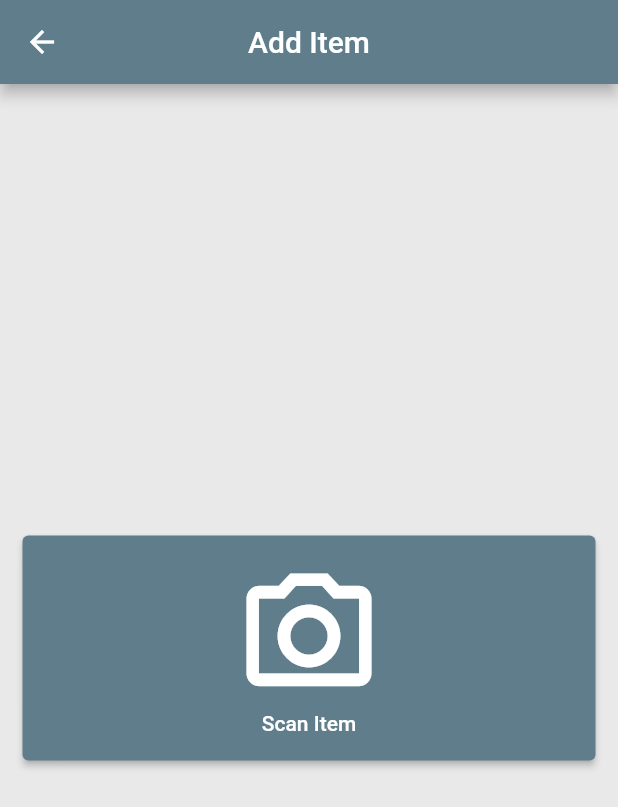
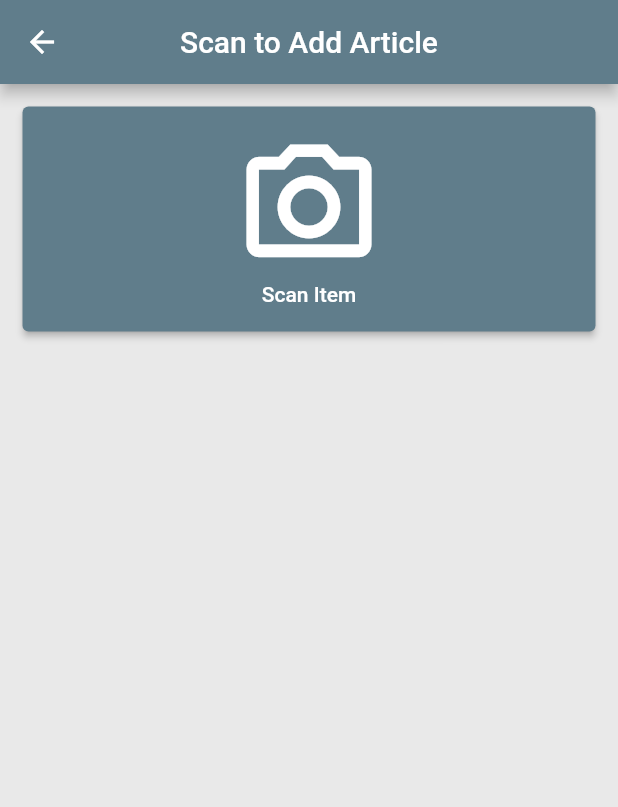
Before and after one commit to GitDatz/home_inventory, a Flutter app: the screen it shows once a user with an empty profile is signed in, after a tap on "Add Item", on a phone screen of 412 x 824 dp. Shown: the top 807 px of the screen. Run offline on Flutter 3.47's test engine with Material 2 defaults, Android fonts, the phone set to English and light mode, and no system bars; our stand-ins replace cloud_firestore, firebase_auth, firebase_core, flutter_icons; missing offline and left inert: flutter_barcode_scanner; accounts and stored records are empty.

Commit message:
Some refactoring

```diff
--- a/lib/data/dao/article_dao.dart
+++ b/lib/data/dao/article_dao.dart
@@ -1,5 +1,5 @@
 import 'package:cloud_firestore/cloud_firestore.dart';
-import 'package:home_inventory/constants.dart';
+import 'package:home_inventory/utils/constants.dart';
 import 'package:home_inventory/data/database/database_provider.dart';
 import 'package:home_inventory/data/model/article_model.dart';
 
@@ -9,14 +9,14 @@ class ArticleDao {
   Future<void> createArticle(Article article) async {
     final database = await _databaseProvider.database;
     CollectionReference collectionReference = database.collection(COLLECTION);
-    return collectionReference.add({article.id, article.name, article.quantity, article.nrQuantity});
+    return collectionReference.add({article.id, article.name, article.quantityType, article.nrQuantity});
   }
 
   Future<List<Article>> getAllArticles() async {
     final database = await _databaseProvider.database;
     QuerySnapshot querySnapshot = await database.collection(COLLECTION).get();
     return querySnapshot.docs.map((doc) =>
-      Article(id: doc.id, name: doc[JSON_NAME], quantity: doc[JSON_QUANTITY], nrQuantity: doc[JSON_NR_QUANTITY])
+      Article(id: doc.id, name: doc[JSON_NAME], quantityType: doc[JSON_QUANTITY], nrQuantity: doc[JSON_NR_QUANTITY])
     ).toList();
   }
 
@@ -24,7 +24,7 @@ class ArticleDao {
     final database = await _databaseProvider.database;
     QuerySnapshot querySnapshot = await database.collection(COLLECTION).get();
     return querySnapshot.docs.map((doc) =>
-        Article(id: doc.id, name: doc[JSON_NAME], quantity: doc[JSON_QUANTITY], nrQuantity: doc[JSON_NR_QUANTITY])
+        Article(id: doc.id, name: doc[JSON_NAME], quantityType: doc[JSON_QUANTITY], nrQuantity: doc[JSON_NR_QUANTITY])
     ).where((article) => (article.category == category)).toList();
   }
 
--- a/lib/main.dart
+++ b/lib/main.dart
@@ -1,6 +1,6 @@
 import 'package:firebase_core/firebase_core.dart';
 import 'package:flutter/material.dart';
-import 'package:home_inventory/constants.dart';
+import 'package:home_inventory/utils/constants.dart';
 import 'package:home_inventory/ui/pages/root_page.dart';
 
 void main() async {
--- a/lib/ui/pages/choose_category_page.dart
+++ b/lib/ui/pages/choose_category_page.dart
@@ -1,6 +1,6 @@
 import 'package:flutter/material.dart';
 import 'package:flutter_icons/flutter_icons.dart';
-import 'package:home_inventory/constants.dart';
+import 'package:home_inventory/utils/constants.dart';
 
 class ChooseCategoryPage extends StatefulWidget {
   ChooseCategoryPage({Key key, this.title}) : super(key: key);
--- a/lib/ui/pages/login_page.dart
+++ b/lib/ui/pages/login_page.dart
@@ -1,5 +1,5 @@
 import 'package:flutter/material.dart';
-import 'package:home_inventory/constants.dart';
+import 'package:home_inventory/utils/constants.dart';
 import 'package:firebase_auth/firebase_auth.dart';
 
 class LoginPage extends StatefulWidget {
--- a/lib/ui/pages/main_page.dart
+++ b/lib/ui/pages/main_page.dart
@@ -1,8 +1,8 @@
 import 'package:flutter/material.dart';
-import 'package:home_inventory/constants.dart';
-import 'package:home_inventory/ui/pages/add_item.dart';
+import 'package:home_inventory/utils/constants.dart';
+import 'package:home_inventory/ui/pages/scan_to_add_article_page.dart';
 import 'package:home_inventory/ui/pages/choose_category_page.dart';
-import 'package:home_inventory/ui/pages/remove_item.dart';
+import 'package:home_inventory/ui/pages/scan_to_remove_article_page.dart';
 import 'package:home_inventory/ui/transitions/route_transition.dart';
 
 class MainPage extends StatefulWidget {
@@ -67,7 +67,7 @@ class _MainPageState extends State<MainPage> {
         width: double.infinity,
         child: ElevatedButton(
           onPressed: () {
-            Navigator.push(context, RouteTransition(startPage: this.widget, destinationPage: AddItemPage(title: ADD_ITEM_TITLE)));
+            Navigator.push(context, RouteTransition(startPage: this.widget, destinationPage: ScanToAddArticlePage(title: SCAN_TO_ADD_ARTICLE_TITLE)));
           },
           child: Column(
             mainAxisAlignment: MainAxisAlignment.center,
@@ -89,7 +89,7 @@ class _MainPageState extends State<MainPage> {
         width: double.infinity,
         child: ElevatedButton(
           onPressed: () {
-            Navigator.push(context, RouteTransition(startPage: this.widget, destinationPage: RemoveItemPage(title: REMOVE_ITEM_TITLE)));
+            Navigator.push(context, RouteTransition(startPage: this.widget, destinationPage: ScanToRemoveArticlePage(title: SCAN_TO_REMOVE_ARTICLE_TITLE)));
           },
           child: Column(
             mainAxisAlignment: MainAxisAlignment.center,
--- a/lib/ui/pages/root_page.dart
+++ b/lib/ui/pages/root_page.dart
@@ -1,6 +1,6 @@
 import 'package:flutter/material.dart';
 import 'package:firebase_auth/firebase_auth.dart';
-import 'package:home_inventory/constants.dart';
+import 'package:home_inventory/utils/constants.dart';
 import 'package:home_inventory/ui/pages/login_page.dart';
 import 'package:home_inventory/ui/pages/main_page.dart';
 
--- a/lib/ui/pages/add_item.dart
+++ b/lib/ui/pages/scan_to_add_article_page.dart
@@ -1,18 +1,19 @@
 import 'package:flutter/material.dart';
 import 'package:flutter/services.dart';
-import 'package:home_inventory/constants.dart';
+import 'package:home_inventory/ui/pages/add_article_page.dart';
+import 'package:home_inventory/ui/transitions/route_transition.dart';
+import 'package:home_inventory/utils/constants.dart';
 import 'package:flutter_barcode_scanner/flutter_barcode_scanner.dart';
-import 'package:home_inventory/ui/transitions/route_transition.dart';
 
-class AddItemPage extends StatefulWidget {
-  AddItemPage({Key key, this.title}) : super(key: key);
+class ScanToAddArticlePage extends StatefulWidget {
+  ScanToAddArticlePage({Key key, this.title}) : super(key: key);
   final String title;
 
   @override
-  _AddItemPageState createState() => _AddItemPageState();
+  _ScanToAddArticlePage createState() => _ScanToAddArticlePage();
 }
 
-class _AddItemPageState extends State<AddItemPage> {
+class _ScanToAddArticlePage extends State<ScanToAddArticlePage> {
   String _scanResult = "";
 
   @override
@@ -21,16 +22,15 @@ class _AddItemPageState extends State<AddItemPage> {
       appBar: AppBar(
         centerTitle: true,
         title: Text(
-            widget.title,
-            textAlign: TextAlign.center
+          widget.title,
+          textAlign: TextAlign.center
         ),
       ),
       body: Center(
         child: Column(
-          mainAxisAlignment: MainAxisAlignment.center,
+          mainAxisAlignment: MainAxisAlignment.start,
           children: [
             _scanItemButton(),
-            _addArticleInformation()
           ],
         ),
       ),
@@ -39,12 +39,13 @@ class _AddItemPageState extends State<AddItemPage> {
 
   Widget _scanItemButton() {
     return Padding(
-      padding: EdgeInsets.fromLTRB(SIDE_PADDING, 0.0, SIDE_PADDING, 0.0),
+      padding: EdgeInsets.fromLTRB(SIDE_PADDING, TOP_PADDING, SIDE_PADDING, 0.0),
       child: SizedBox(
         height: BUTTON_HEIGHT,
         width: double.infinity,
         child: ElevatedButton(
           onPressed: () => { scanBarcodeNormal() },
+          onLongPress: () => { _testScan() },
           child: Column(
             mainAxisAlignment: MainAxisAlignment.center,
             children: [
@@ -55,10 +56,6 @@ class _AddItemPageState extends State<AddItemPage> {
         )
       )
     );
-  }
-
-  Widget _addArticleInformation() {
-    return Text(_scanResult);
   }
 
   Future<void> scanBarcodeNormal() async {
@@ -79,7 +76,17 @@ class _AddItemPageState extends State<AddItemPage> {
 
     setState(() {
       _scanResult = barcodeScanRes;
+      _goToAddArticlePage();
       // TODO: based on if ID is found, go to AddNewItem or UpdateStock
     });
   }
+
+  void _testScan() {
+    _scanResult = "abcd1234";
+    _goToAddArticlePage();
+  }
+
+  void _goToAddArticlePage() {
+    Navigator.push(context, RouteTransition(startPage: this.widget, destinationPage: AddArticlePage(title: ADD_ARTICLE_TITLE, articleId: _scanResult,)));
+  }
 }
--- a/lib/constants.dart
+++ b/lib/utils/constants.dart
@@ -7,8 +7,10 @@ const Color BACKGROUND_COLOR = Color(0xffe9e9e9);
 const String LOGIN_PAGE_TITLE = "Login";
 const String MAIN_PAGE_TITLE = "Home Inventory";
 const String CHOOSE_CATEGORY_TITLE = "Choose Category";
-const String ADD_ITEM_TITLE = "Add Item";
-const String REMOVE_ITEM_TITLE = "Remove Item";
+const String SCAN_TO_ADD_ARTICLE_TITLE = "Scan to Add Article";
+const String SCAN_TO_REMOVE_ARTICLE_TITLE = "Scan to Remove Article";
+const String ADD_ARTICLE_TITLE = "Add Article";
+const String REMOVE_ITEM_TITLE = "Remove Article";
 
 // Login Page
 const String EMAIL_HINT = "Enter email";
@@ -26,6 +28,7 @@ const double BUTTON_ICON_SIZE = 100.0;
 const double BUTTON_HEIGHT = 150.0;
 const double BUTTON_VERTICAL_MARGIN = 5.0;
 const double SIDE_PADDING = 15.0;
+const double TOP_PADDING = 15.0;
 
 // Choose Category Page
 const String BAKE_BUTTON_TEXT = "Bake";
```
Also changed, not shown: lib/data/model/article_model.dart (+5 -5 lines), lib/ui/pages/add_article_page.dart (added, +162 -0 lines), lib/ui/pages/scan_to_remove_article_page.dart (renamed from lib/ui/pages/remove_item.dart, +7 -7 lines), lib/ui/widgets/dropdown_menu.dart (added, +38 -0 lines), lib/utils/category.dart (added, +52 -0 lines), lib/utils/quantity.dart (added, +17 -0 lines), lib/category.dart (deleted).
